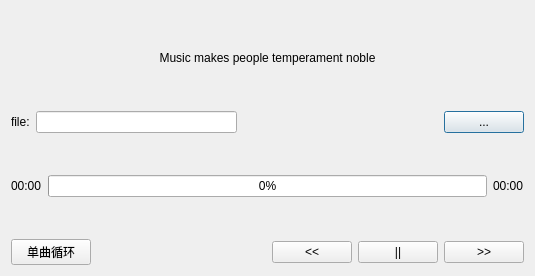
First picture: the form in AudioPlayer/audioplayerdesctopdialog.ui, repository lhlmicheal/AudioPlayer, before the edit.
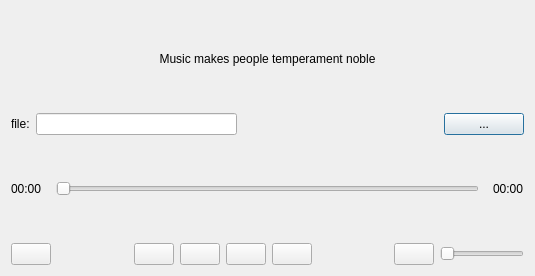
Second picture: the form after the edit. Icons and pictures are not drawn.

What changed in the file:
```diff
--- a/AudioPlayer/audioplayerdesctopdialog.ui
+++ b/AudioPlayer/audioplayerdesctopdialog.ui
@@ -75,12 +75,50 @@
       </widget>
      </item>
      <item>
-      <widget class="QProgressBar" name="AudioProBar">
-       <property name="value">
-        <number>0</number>
+      <spacer name="horizontalSpacer_4">
+       <property name="orientation">
+        <enum>Qt::Horizontal</enum>
+       </property>
+       <property name="sizeType">
+        <enum>QSizePolicy::Fixed</enum>
+       </property>
+       <property name="sizeHint" stdset="0">
+        <size>
+         <width>8</width>
+         <height>20</height>
+        </size>
+       </property>
+      </spacer>
+     </item>
+     <item>
+      <widget class="QSlider" name="playProSlider">
+       <property name="acceptDrops">
+        <bool>true</bool>
+       </property>
+       <property name="maximum">
+        <number>100</number>
+       </property>
+       <property name="orientation">
+        <enum>Qt::Horizontal</enum>
        </property>
       </widget>
      </item>
+     <item>
+      <spacer name="horizontalSpacer_5">
+       <property name="orientation">
+        <enum>Qt::Horizontal</enum>
+       </property>
+       <property name="sizeType">
+        <enum>QSizePolicy::Fixed</enum>
+       </property>
+       <property name="sizeHint" stdset="0">
+        <size>
+         <width>8</width>
+         <height>20</height>
+        </size>
+       </property>
+      </spacer>
+     </item>
      <item>
       <widget class="QLabel" name="totalProlabel">
        <property name="text">
@@ -95,7 +133,11 @@
      <item>
       <widget class="QPushButton" name="playModelBtn">
        <property name="text">
-        <string>单曲循环</string>
+        <string/>
+       </property>
+       <property name="icon">
+        <iconset resource="image.qrc">
+         <normaloff>:/image/32_32/vinyl_symbol.png</normaloff>:/image/32_32/vinyl_symbol.png</iconset>
        </property>
       </widget>
      </item>
@@ -115,21 +157,103 @@
      <item>
       <widget class="QPushButton" name="preBtn">
        <property name="text">
-        <string>&lt;&lt;</string>
+        <string/>
+       </property>
+       <property name="icon">
+        <iconset>
+         <normalon>:/image/32_32/play_backward.png</normalon>
+         <disabledoff>:/image/32_32/play_backward.png</disabledoff>
+        </iconset>
        </property>
       </widget>
      </item>
      <item>
       <widget class="QPushButton" name="playOrPauseBtn">
        <property name="text">
-        <string>||</string>
+        <string/>
+       </property>
+       <property name="icon">
+        <iconset resource="image.qrc">
+         <normaloff>:/image/32_32/play_button.png</normaloff>
+         <normalon>:/image/32_32/audio_play_play.png</normalon>
+         <disabledoff>:/image/32_32/play_button.png</disabledoff>:/image/32_32/play_button.png</iconset>
+       </property>
+       <property name="checkable">
+        <bool>false</bool>
+       </property>
+       <property name="checked">
+        <bool>false</bool>
        </property>
       </widget>
      </item>
      <item>
       <widget class="QPushButton" name="nextBtn">
        <property name="text">
-        <string>&gt;&gt;</string>
+        <string/>
+       </property>
+       <property name="icon">
+        <iconset resource="image.qrc">
+         <normaloff>:/image/32_32/play_forward.png</normaloff>:/image/32_32/play_forward.png</iconset>
+       </property>
+      </widget>
+     </item>
+     <item>
+      <widget class="QPushButton" name="stopBtn">
+       <property name="toolTip">
+        <string>&lt;html&gt;&lt;head/&gt;&lt;body&gt;&lt;p&gt;&lt;span style=&quot; font-weight:600; color:#aa0000;&quot;&gt;Stop&lt;/span&gt;&lt;/p&gt;&lt;/body&gt;&lt;/html&gt;</string>
+       </property>
+       <property name="text">
+        <string/>
+       </property>
+       <property name="icon">
+        <iconset resource="image.qrc">
+         <normaloff>:/image/32_32/stop.png</normaloff>:/image/32_32/stop.png</iconset>
+       </property>
+      </widget>
+     </item>
+     <item>
+      <spacer name="horizontalSpacer_3">
+       <property name="orientation">
+        <enum>Qt::Horizontal</enum>
+       </property>
+       <property name="sizeHint" stdset="0">
+        <size>
+         <width>40</width>
+         <height>20</height>
+        </size>
+       </property>
+      </spacer>
+     </item>
+     <item>
+      <widget class="QPushButton" name="soundBtn">
+       <property name="text">
+        <string/>
+       </property>
+       <property name="icon">
+        <iconset resource="image.qrc">
+         <normaloff>:/image/32_32/audio_sound_on.png</normaloff>
+         <disabledoff>:/image/32_32/audio_sound_on.png</disabledoff>
+         <activeoff>:/image/32_32/audio_sound_on.png</activeoff>
+         <selectedoff>:/image/32_32/audio_sound_on.png</selectedoff>:/image/32_32/audio_sound_on.png</iconset>
+       </property>
+       <property name="checkable">
+        <bool>true</bool>
+       </property>
+       <property name="autoExclusive">
+        <bool>true</bool>
+       </property>
+      </widget>
+     </item>
+     <item>
+      <widget class="QSlider" name="soundVolumnSlider">
+       <property name="toolTip">
+        <string>&lt;html&gt;&lt;head/&gt;&lt;body&gt;&lt;p&gt;&lt;span style=&quot; font-weight:600; color:#aa0000;&quot;&gt;Volumn&lt;/span&gt;&lt;/p&gt;&lt;/body&gt;&lt;/html&gt;</string>
+       </property>
+       <property name="maximum">
+        <number>100</number>
+       </property>
+       <property name="orientation">
+        <enum>Qt::Horizontal</enum>
        </property>
       </widget>
      </item>
```
Left out of the diff: 16 changed lines with no effect on the pictures.
